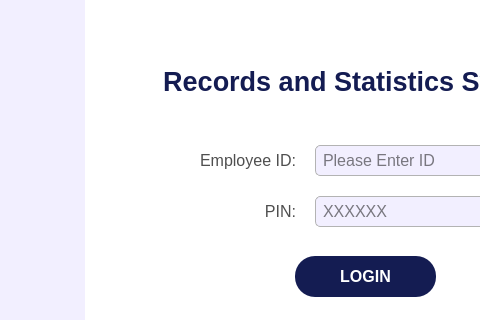
Before: the Qt Designer form UI/AuthPages/login.ui in Yohhannn/Barangay-Records-Statistics-System, drawn with Qt 5; both pictures show x 325 to 805 and y 244 to 564 of the 1080 by 720 pixel window.
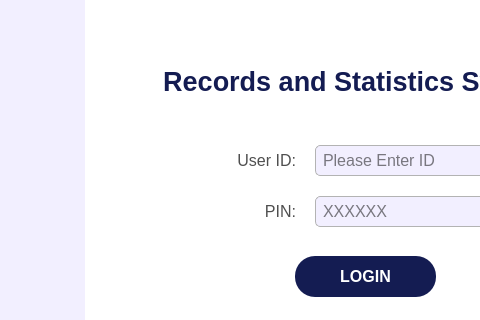
After: the same form once the commit is applied. Icons and pictures are not drawn.

Patch:
```diff
--- a/UI/AuthPages/login.ui
+++ b/UI/AuthPages/login.ui
@@ -356,7 +356,7 @@
 }</string>
     </property>
     <property name="text">
-     <string>Employee ID:</string>
+     <string>User ID:</string>
     </property>
     <property name="alignment">
      <set>Qt::AlignmentFlag::AlignRight|Qt::AlignmentFlag::AlignTrailing|Qt::AlignmentFlag::AlignVCenter</set>
```
